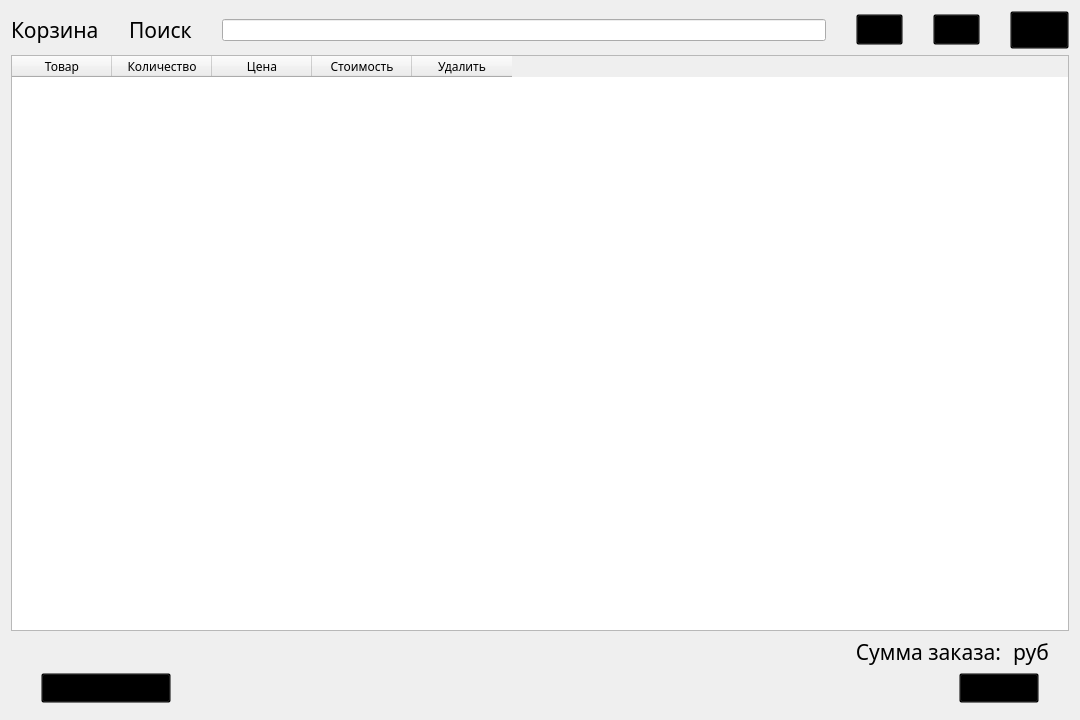
Old version of the form shopping_cart.ui in the repository lirthu/kursach.
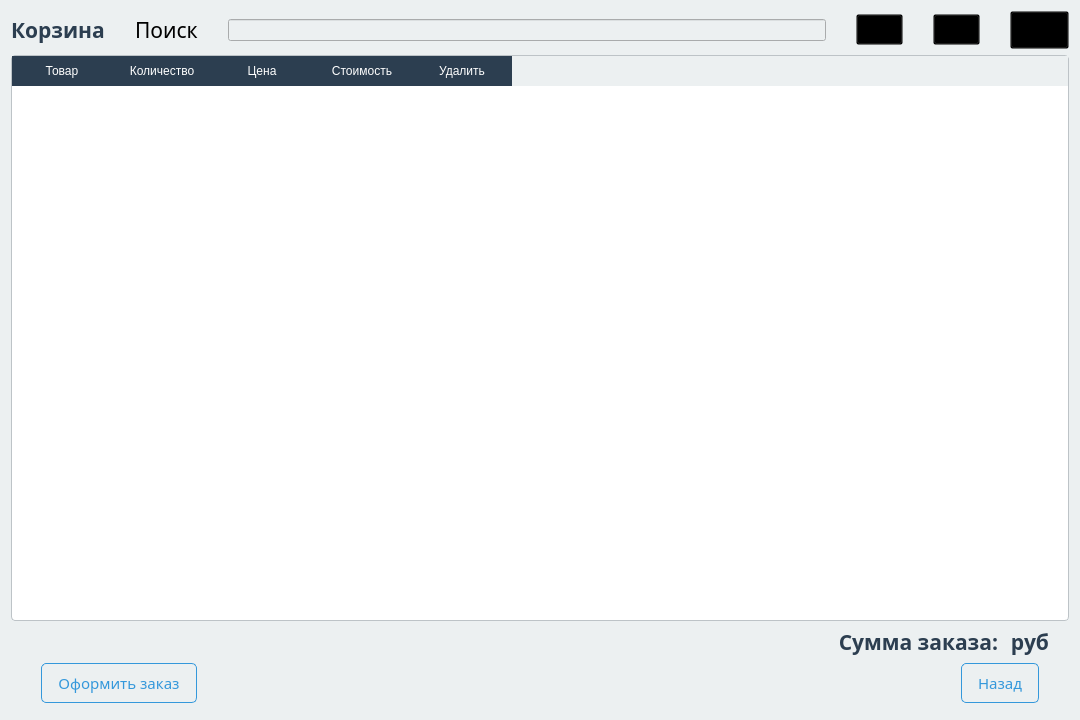
New version of the form. Icons and pictures are not drawn.

Patch:
```diff
--- a/shopping_cart.ui
+++ b/shopping_cart.ui
@@ -13,6 +13,9 @@
   <property name="windowTitle">
    <string>Корзина</string>
   </property>
+  <property name="styleSheet">
+   <string notr="true">background-color: #ECF0F1;</string>
+  </property>
   <layout class="QVBoxLayout" name="verticalLayout">
    <item>
     <layout class="QHBoxLayout" name="horizontalLayout">
@@ -25,11 +28,17 @@
         <font>
          <family>Segoe Print</family>
          <pointsize>16</pointsize>
+         <weight>75</weight>
+         <bold>true</bold>
         </font>
        </property>
        <property name="cursor">
         <cursorShape>ArrowCursor</cursorShape>
        </property>
+       <property name="styleSheet">
+        <string notr="true">color: #2C3E50; 
+</string>
+       </property>
        <property name="text">
         <string>Корзина</string>
        </property>
@@ -147,6 +156,20 @@
        <family>Segoe Print</family>
       </font>
      </property>
+     <property name="styleSheet">
+      <string notr="true">QTableWidget {
+    background-color: white;
+    border: 1px solid #BDC3C7;
+    border-radius: 4px;
+    gridline-color: #ECF0F1;
+}
+QHeaderView::section {
+    background-color: #2C3E50;
+    color: white;
+    padding: 6px;
+    border: none;
+}</string>
+     </property>
      <column>
       <property name="text">
        <string>Товар</string>
@@ -201,11 +224,16 @@
         <font>
          <family>Segoe Print</family>
          <pointsize>16</pointsize>
+         <weight>75</weight>
+         <bold>true</bold>
         </font>
        </property>
        <property name="cursor">
         <cursorShape>ArrowCursor</cursorShape>
        </property>
+       <property name="styleSheet">
+        <string notr="true">color: #2C3E50; </string>
+       </property>
        <property name="text">
         <string>Сумма заказа:</string>
        </property>
@@ -239,11 +267,16 @@
         <font>
          <family>Segoe Print</family>
          <pointsize>16</pointsize>
+         <weight>75</weight>
+         <bold>true</bold>
         </font>
        </property>
        <property name="cursor">
         <cursorShape>ArrowCursor</cursorShape>
        </property>
+       <property name="styleSheet">
+        <string notr="true">color: #2C3E50; </string>
+       </property>
        <property name="text">
         <string>руб</string>
        </property>
@@ -278,7 +311,17 @@
         <enum>Qt::LeftToRight</enum>
        </property>
        <property name="styleSheet">
-        <string notr="true">background-color: transparent</string>
+        <string notr="true">QPushButton {
+    background-color: transparent;
+    color: #3498DB;
+    border: 1px solid #3498DB;
+    padding: 8px 16px;
+    border-radius: 5px;
+}
+QPushButton:hover {
+    background-color: #3498DB;
+    color: white;
+}</string>
        </property>
        <property name="text">
         <string>Оформить заказ</string>
@@ -317,7 +360,17 @@
         <enum>Qt::LeftToRight</enum>
        </property>
        <property name="styleSheet">
-        <string notr="true">background-color: transparent</string>
+        <string notr="true">QPushButton {
+    background-color: transparent;
+    color: #3498DB;
+    border: 1px solid #3498DB;
+    padding: 8px 16px;
+    border-radius: 5px;
+}
+QPushButton:hover {
+    background-color: #3498DB;
+    color: white;
+}</string>
        </property>
        <property name="text">
         <string>Назад</string>
```
Left out of the diff: 6 changed lines with no effect on the pictures.
